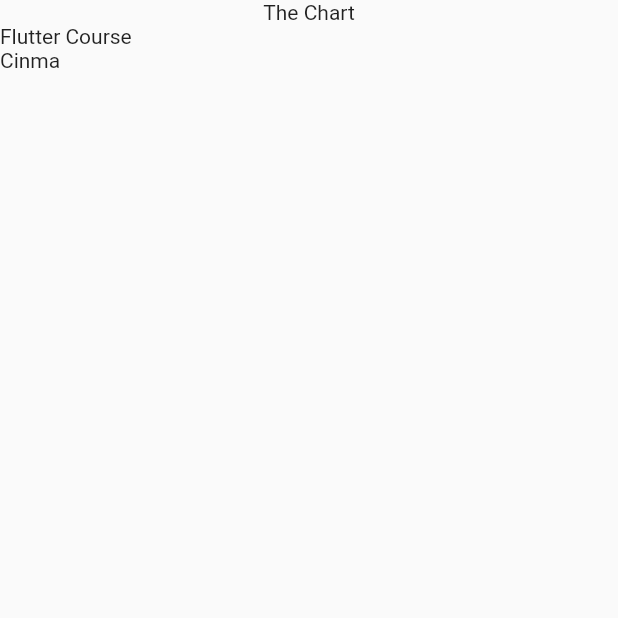
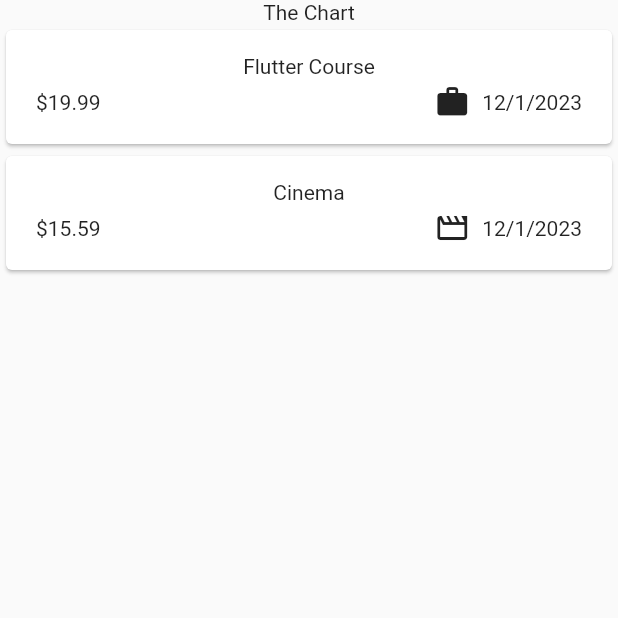
Before and after one commit to masanao10337/expense_tracking, a Flutter app: the screen it shows after launch, on a phone screen of 412 x 824 dp, the top half of it. Run offline on Flutter 3.47's test engine with Material 2 defaults, Android fonts, the phone set to English and light mode, and no system bars.

Commit message:
make expense_item

```diff
--- a/lib/main.dart
+++ b/lib/main.dart
@@ -1,5 +1,5 @@
 import 'package:flutter/material.dart';
-import 'package:expense_tracking_app/expenses.dart';
+import 'package:expense_tracking_app/widgets/expenses.dart';
 
 
 void main() {
--- a/lib/models/expense.dart
+++ b/lib/models/expense.dart
@@ -1,7 +1,18 @@
 import 'package:uuid/uuid.dart';
+import 'package:intl/intl.dart';
+import 'package:flutter/material.dart';
 
+final formatter = DateFormat.yMd();
 const uuid = Uuid();
+
 enum Category { food, travel, leisure, work }
+
+const Map<Category, IconData> categoryIcons = {
+  Category.food: Icons.lunch_dining,
+  Category.travel: Icons.flight_takeoff,
+  Category.leisure: Icons.movie_creation_outlined,
+  Category.work: Icons.work
+};
 
 class Expense {
   Expense({
@@ -17,4 +28,8 @@ class Expense {
   final double amount;
   final DateTime date;
   final Category category;
+
+  String get formattedDate {
+    return formatter.format(date);
+  }
 }
--- a/lib/expenses.dart
+++ b/lib/widgets/expenses.dart
@@ -1,5 +1,5 @@
 import 'package:flutter/material.dart';
-import 'package:expense_tracking_app/widgets/expenses_list.dart';
+import 'package:expense_tracking_app/widgets/expenses_list/expenses_list.dart';
 import 'package:expense_tracking_app/models/expense.dart';
 
 class Expenses extends StatefulWidget {
@@ -18,7 +18,7 @@ class _ExpensesState extends State<Expenses> {
       category: Category.work,
     ),
     Expense(
-      title: 'Cinma',
+      title: 'Cinema',
       amount: 15.59,
       date: DateTime.now(),
       category: Category.leisure,
--- /dev/null
+++ b/lib/widgets/expenses_list/expense_item.dart
@@ -0,0 +1,42 @@
+import 'package:flutter/material.dart';
+import 'package:expense_tracking_app/models/expense.dart';
+
+class ExpenseItem extends StatelessWidget {
+  const ExpenseItem(
+    this.expense, {
+    super.key,
+  });
+
+  final Expense expense;
+
+  @override
+  Widget build(BuildContext context) {
+    return Card(
+      child: Padding(
+        padding: const EdgeInsets.symmetric(
+          horizontal: 20,
+          vertical: 16,
+        ),
+        child: Column(
+          children: [
+            Text(expense.title),
+            const SizedBox(height: 4),
+            Row(
+              children: [
+                Text('\$${expense.amount.toStringAsFixed(2)}'),
+                const Spacer(),
+                Row(
+                  children: [
+                    Icon(categoryIcons[expense.category]),
+                    const SizedBox(width: 8),
+                    Text(expense.formattedDate),
+                  ],
+                ),
+              ],
+            ),
+          ],
+        ),
+      ),
+    );
+  }
+}
--- a/lib/widgets/expenses_list.dart
+++ b/lib/widgets/expenses_list/expenses_list.dart
@@ -1,5 +1,6 @@
 import 'package:flutter/material.dart';
 import 'package:expense_tracking_app/models/expense.dart';
+import 'package:expense_tracking_app/widgets/expenses_list/expense_item.dart';
 
 class ExpensesList extends StatelessWidget {
   const ExpensesList({
@@ -15,7 +16,7 @@ class ExpensesList extends StatelessWidget {
   Widget build(BuildContext context) {
     return ListView.builder(
       itemCount: expenses.length,
-      itemBuilder: (ctx, index) => Text(expenses[index].title),
+      itemBuilder: (ctx, index) => ExpenseItem(expenses[index]),
     );
   }
 }
--- a/pubspec.yaml
+++ b/pubspec.yaml
@@ -9,6 +9,7 @@ environment:
 dependencies:
   flutter:
     sdk: flutter
+  intl: ^0.18.1
   uuid: ^4.1.0
 
 dev_dependencies:
```
Also changed, not shown: pubspec.lock.
